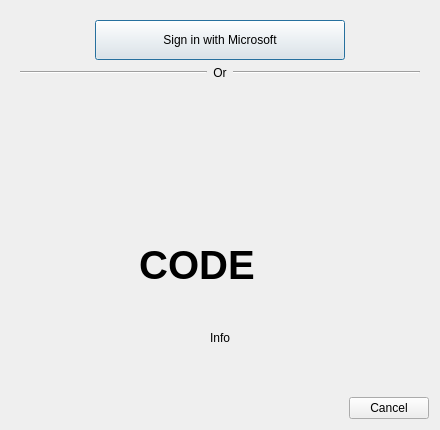
Old version of the form launcher/ui/dialogs/MSALoginDialog.ui in the repository FreesmTeam/FreesmLauncher.
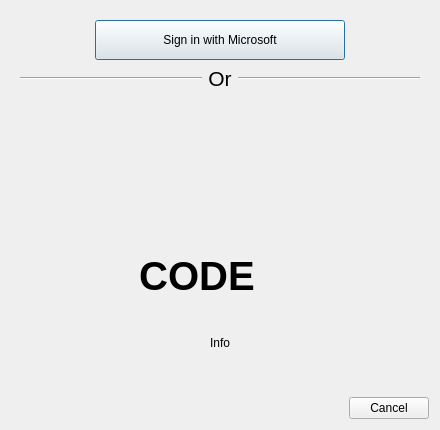
New version of the form. Icons and pictures are not drawn.

Commit message: increase 'or' font size for login dialog

```diff
--- a/launcher/ui/dialogs/MSALoginDialog.ui
+++ b/launcher/ui/dialogs/MSALoginDialog.ui
@@ -153,6 +153,11 @@
          </item>
          <item>
           <widget class="QLabel" name="orLabel">
+           <property name="font">
+            <font>
+             <pointsize>16</pointsize>
+            </font>
+           </property>
            <property name="text">
             <string>Or</string>
            </property>
```
